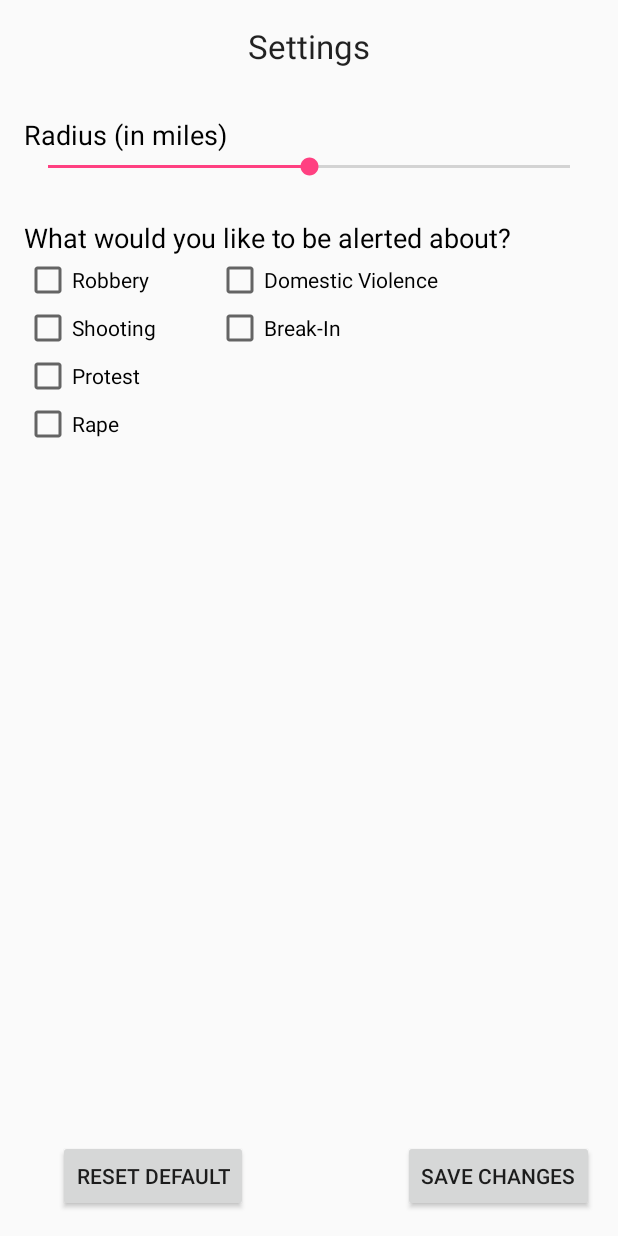
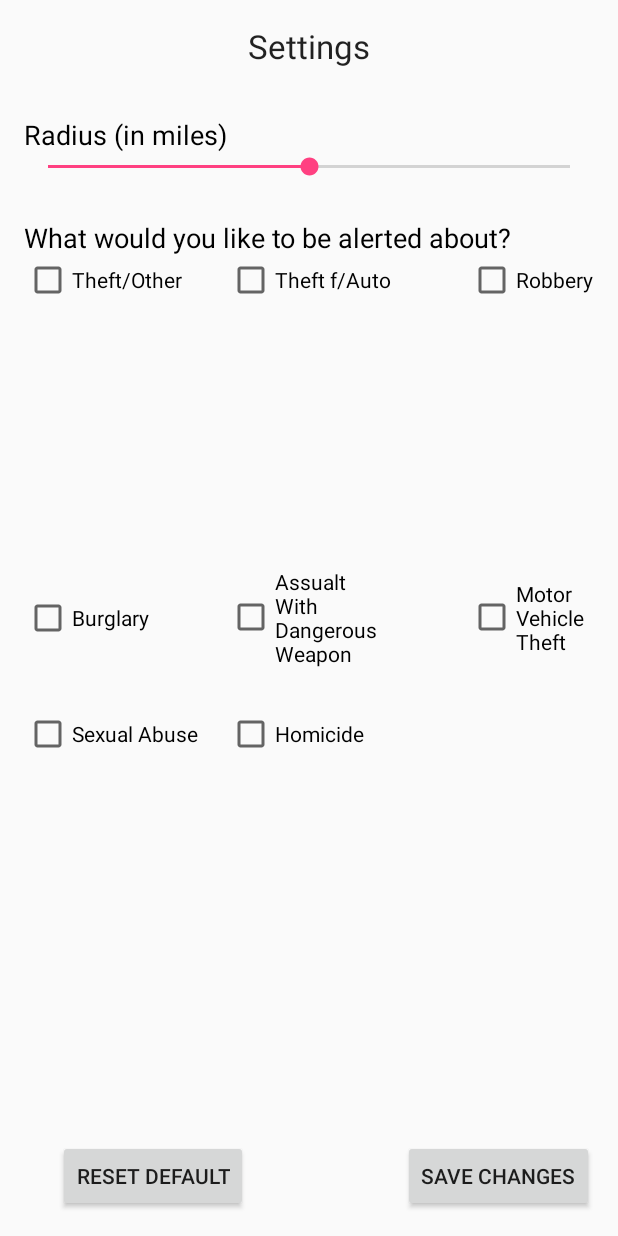
Before and after one commit to afutter/CrimeStoppers, an Android app: the SettingsActivity screen opened directly, with no data from a screen before it, on a phone screen of 412 x 824 dp. Run offline under Robolectric (Android 15) with nearby library versions, the phone set to English and light mode, and no system bars.

Commit message:
formatted settings page

```diff
--- a/app/src/main/res/layout/activity_settings.xml
+++ b/app/src/main/res/layout/activity_settings.xml
@@ -53,57 +53,49 @@
     <CheckBox
         android:layout_width="wrap_content"
         android:layout_height="wrap_content"
-        android:text="Robbery"
-        android:id="@+id/robberyCheckBox"
+        android:text="Theft/Other"
+        android:id="@+id/theftCheckBox"
         android:layout_below="@+id/checkBoxHeader"
         android:layout_alignParentStart="true"
-        android:checked="false" />
+        android:checked="false"
+        android:layout_toStartOf="@+id/assaultCheckBox" />
 
     <CheckBox
         android:layout_width="wrap_content"
         android:layout_height="wrap_content"
-        android:text="Shooting"
-        android:id="@+id/shootingCheckBox"
+        android:text="Robbery"
+        android:id="@+id/robberyCheckBox"
         android:checked="false"
-        android:layout_below="@+id/robberyCheckBox"
+        android:layout_alignTop="@+id/theftCheckBox"
+        android:layout_alignEnd="@+id/seekBarRadius" />
+
+    <CheckBox
+        android:layout_width="wrap_content"
+        android:layout_height="wrap_content"
+        android:text="Assualt With Dangerous Weapon"
+        android:id="@+id/assaultCheckBox"
+        android:checked="false"
+        android:layout_centerVertical="true"
+        android:layout_alignStart="@+id/autoCheckBox"
+        android:layout_alignEnd="@+id/autoCheckBox" />
+
+    <CheckBox
+        android:layout_width="wrap_content"
+        android:layout_height="wrap_content"
+        android:text="Burglary"
+        android:id="@+id/burglaryCheckBox"
+        android:checked="false"
+        android:layout_centerVertical="true"
         android:layout_alignParentStart="true" />
 
     <CheckBox
         android:layout_width="wrap_content"
         android:layout_height="wrap_content"
-        android:text="Protest"
-        android:id="@+id/protestCheckBox"
+        android:text="Theft f/Auto"
+        android:id="@+id/autoCheckBox"
         android:checked="false"
-        android:layout_below="@+id/shootingCheckBox"
-        android:layout_alignParentStart="true" />
-
-    <CheckBox
-        android:layout_width="wrap_content"
-        android:layout_height="wrap_content"
-        android:text="Rape"
-        android:id="@+id/rapeCheckBox"
-        android:checked="false"
-        android:layout_below="@+id/protestCheckBox"
-        android:layout_alignParentStart="true" />
-
-    <CheckBox
-        android:layout_width="wrap_content"
-        android:layout_height="wrap_content"
-        android:text="Break-In"
-        android:id="@+id/breakCheckBox"
-        android:checked="false"
-        android:layout_marginEnd="19dp"
-        android:layout_alignTop="@+id/shootingCheckBox"
-        android:layout_alignEnd="@+id/settingsHeader" />
-
-    <CheckBox
-        android:layout_width="wrap_content"
-        android:layout_height="wrap_content"
-        android:text="Domestic Violence"
-        android:id="@+id/domesticCheckBox"
-        android:checked="false"
-        android:layout_above="@+id/shootingCheckBox"
-        android:layout_alignStart="@+id/breakCheckBox" />
+        android:layout_alignTop="@+id/theftCheckBox"
+        android:layout_centerHorizontal="true" />
 
     <Button
         android:layout_width="wrap_content"
@@ -121,4 +113,33 @@
         android:layout_alignParentBottom="true"
         android:layout_toStartOf="@+id/settingsHeader" />
 
+    <CheckBox
+        android:layout_width="wrap_content"
+        android:layout_height="wrap_content"
+        android:text="Motor Vehicle Theft"
+        android:id="@+id/carCheckBox"
+        android:checked="false"
+        android:layout_centerVertical="true"
+        android:layout_alignStart="@+id/robberyCheckBox"
+        android:layout_alignEnd="@+id/robberyCheckBox" />
+
+    <CheckBox
+        android:layout_width="wrap_content"
+        android:layout_height="wrap_content"
+        android:text="Sexual Abuse"
+        android:id="@+id/sexCheckBox"
+        android:checked="false"
+        android:layout_marginTop="28dp"
+        android:layout_below="@+id/assaultCheckBox"
+        android:layout_alignParentStart="true" />
+
+    <CheckBox
+        android:layout_width="wrap_content"
+        android:layout_height="wrap_content"
+        android:text="Homicide"
+        android:id="@+id/homicideCheckBox"
+        android:checked="false"
+        android:layout_alignTop="@+id/sexCheckBox"
+        android:layout_alignStart="@+id/assaultCheckBox" />
+
 </RelativeLayout>
```
